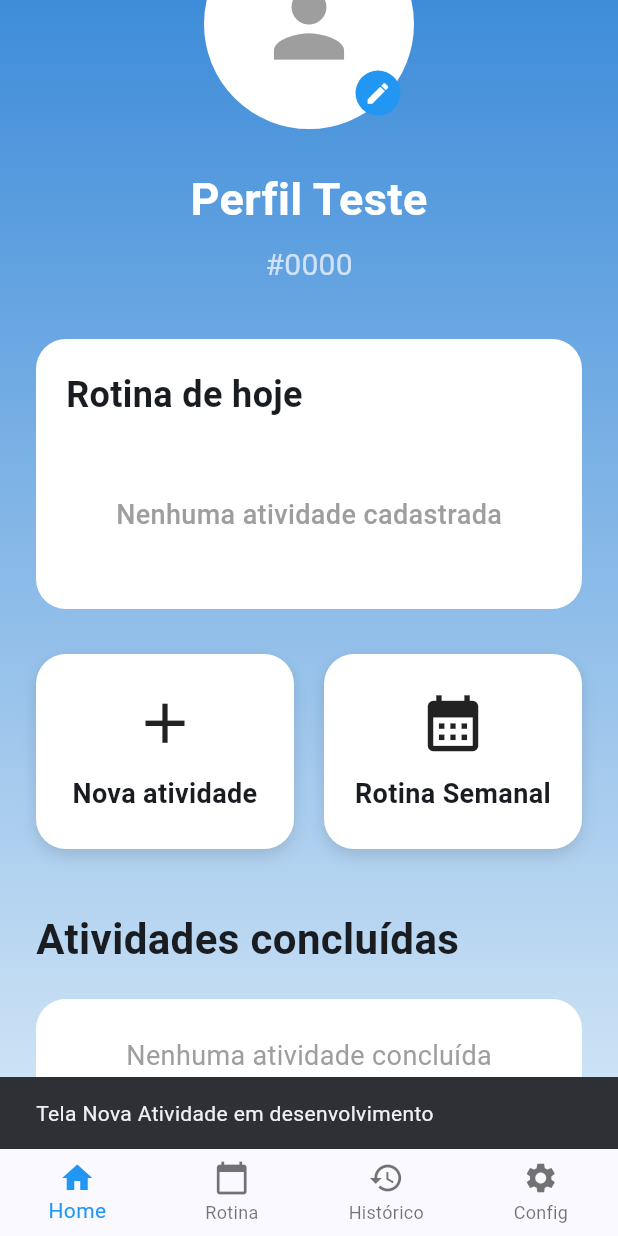
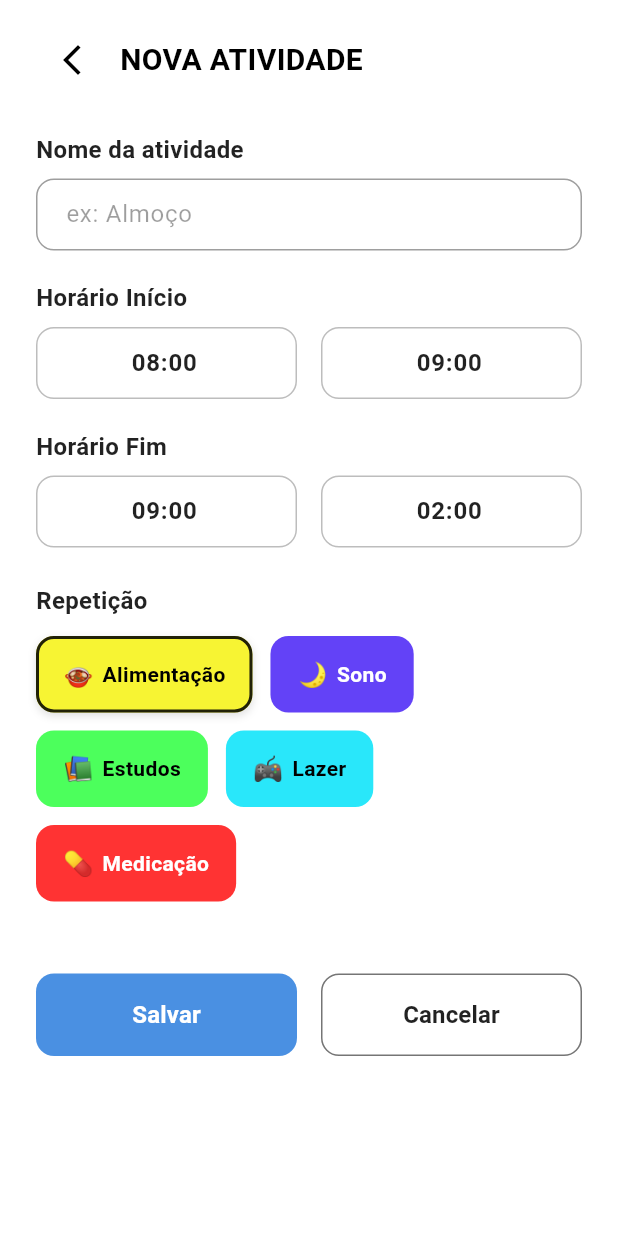
Before and after one commit to robertcalcantara/KidsRoutineapp, a Flutter app: the TelaHome screen opened by its route, scrolled down 187 dp, after a tap on "Nova atividade", on a phone screen of 412 x 824 dp. Run offline on Flutter 3.47's test engine with Material 3 defaults, Android fonts, the phone set to English and light mode, and no system bars; our stand-ins replace flutter_secure_storage, image_picker, pdf, printing; accounts and stored records are empty.

Commit message:
feat: implementa navegacao para a tela de nova atividade na home

```diff
--- a/lib/main.dart
+++ b/lib/main.dart
@@ -5,6 +5,7 @@ import 'tela_recuperar_senha.dart';
 import 'tela_home.dart';
 import 'tela_historico.dart';
 import 'tela_configuracoes.dart';
+import 'tela_nova_atividade.dart';
 
 void main() {
   runApp(
@@ -30,26 +31,22 @@ class KidsRoutineApp extends StatelessWidget {
       initialRoute: '/',
       routes: {
         // LOGIN
-        '/': (context) =>
-            const TelaLogin(),
+        '/': (context) => const TelaLogin(),
         // CADASTRO
-        '/cadastro': (context) =>
-            const TelaCadastro(),
+        '/cadastro': (context) => const TelaCadastro(),
         // RECUPERAR SENHA
-        '/recuperar-senha': (context) =>
-            const TelaRecuperarSenha(),
+        '/recuperar-senha': (context) => const TelaRecuperarSenha(),
         // HOME
-        '/home': (context) =>
-            const TelaHome(
+        '/home': (context) => const TelaHome(
               nomeCrianca: 'Perfil Teste',
               idCrianca: '#0000',
             ),
         // HISTÓRICO
-        '/historico': (context) =>
-            const TelaHistorico(),
+        '/historico': (context) => const TelaHistorico(),
         // CONFIGURAÇÕES
-        '/configuracoes': (context) =>
-            const TelaConfiguracoes(),
+        '/configuracoes': (context) => const TelaConfiguracoes(),
+        // NOVA ATIVIDADE
+        '/nova-atividade': (context) => const NovaAtividadeScreen(),
       },
     );
   }
--- a/lib/tela_home.dart
+++ b/lib/tela_home.dart
@@ -371,17 +371,9 @@ class _TelaHomeState extends State<TelaHome> {
                           child: botaoHome(
                             icone: Icons.add,
                             texto: 'Nova atividade',
-
                             onTap: () {
-                              ScaffoldMessenger.of(
-                                      context)
-                                  .showSnackBar(
-                                const SnackBar(
-                                  content: Text(
-                                    'Tela Nova Atividade em desenvolvimento',
-                                  ),
-                                ),
-                              );
+                              // MODIFICADO: Agora abre a sua nova tela usando a rota cadastrada no main.dart
+                              Navigator.pushNamed(context, '/nova-atividade');
                             },
                           ),
                         ),
--- /dev/null
+++ b/lib/tela_nova_atividade.dart
@@ -0,0 +1,240 @@
+import 'package:flutter/material.dart';
+
+class NovaAtividadeScreen extends StatefulWidget {
+  const NovaAtividadeScreen({super.key});
+
+  @override
+  State<NovaAtividadeScreen> createState() => _NovaAtividadeScreenState();
+}
+
+class _NovaAtividadeScreenState extends State<NovaAtividadeScreen> {
+  final TextEditingController _nomeController = TextEditingController();
+
+  // Ajustado os valores padrão para bater com o layout da imagem (Hora e Minuto separados)
+  final TextEditingController _inicioHoraController = TextEditingController(text: '08:00');
+  final TextEditingController _inicioMinController = TextEditingController(text: '09:00');
+  final TextEditingController _fimHoraController = TextEditingController(text: '09:00');
+  final TextEditingController _fimMinController = TextEditingController(text: '02:00');
+
+  // Controle da categoria selecionada (Repetição)
+  String _categoriaSelecionada = 'Alimentação';
+
+  @override
+  Widget build(BuildContext context) {
+    return Scaffold(
+      backgroundColor: Colors.white,
+      body: SafeArea(
+        child: SingleChildScrollView(
+          padding: const EdgeInsets.symmetric(horizontal: 24.0, vertical: 16.0),
+          child: Column(
+            crossAxisAlignment: CrossAxisAlignment.start,
+            children: [
+              // Header com botão voltar e título
+              Row(
+                children: [
+                  IconButton(
+                    icon: const Icon(Icons.arrow_back_ios_new, color: Colors.black, size: 24),
+                    onPressed: () {
+                      Navigator.pop(context); // Volta para a tela anterior (Home)
+                    },
+                  ),
+                  const SizedBox(width: 8),
+                  const Text(
+                    'NOVA ATIVIDADE',
+                    style: TextStyle(
+                      fontSize: 20,
+                      fontWeight: FontWeight.bold,
+                      color: Colors.black,
+                    ),
+                  ),
+                ],
+              ),
+              const SizedBox(height: 24),
+
+              // Nome da Atividade
+              const Text(
+                'Nome da atividade',
+                style: TextStyle(fontSize: 16, fontWeight: FontWeight.bold, color: Colors.black87),
+              ),
+              const SizedBox(height: 8),
+              TextField(
+                controller: _nomeController,
+                decoration: InputDecoration(
+                  hintText: 'ex: Almoço',
+                  hintStyle: const TextStyle(color: Colors.black38),
+                  contentPadding: const EdgeInsets.symmetric(horizontal: 16, vertical: 12),
+                  border: OutlineInputBorder(
+                    borderRadius: BorderRadius.circular(12),
+                    borderSide: const BorderSide(color: Colors.grey),
+                  ),
+                  enabledBorder: OutlineInputBorder(
+                    borderRadius: BorderRadius.circular(12),
+                    borderSide: const BorderSide(color: Colors.grey),
+                  ),
+                ),
+              ),
+              const SizedBox(height: 20),
+
+              // Horário Início
+              const Text(
+                'Horário Início',
+                style: TextStyle(fontSize: 16, fontWeight: FontWeight.bold, color: Colors.black87),
+              ),
+              const SizedBox(height: 8),
+              Row(
+                children: [
+                  Expanded(child: _buildTimeField(_inicioHoraController)),
+                  const SizedBox(width: 16),
+                  Expanded(child: _buildTimeField(_inicioMinController)),
+                ],
+              ),
+              const SizedBox(height: 20),
+
+              // Horário Fim
+              const Text(
+                'Horário Fim',
+                style: TextStyle(fontSize: 16, fontWeight: FontWeight.bold, color: Colors.black87),
+              ),
+              const SizedBox(height: 8),
+              Row(
+                children: [
+                  Expanded(child: _buildTimeField(_fimHoraController)),
+                  const SizedBox(width: 16),
+                  Expanded(child: _buildTimeField(_fimMinController)),
+                ],
+              ),
+              const SizedBox(height: 24),
+
+              // Seção de Repetição / Categorias
+              const Text(
+                'Repetição',
+                style: TextStyle(fontSize: 16, fontWeight: FontWeight.bold, color: Colors.black87),
+              ),
+              const SizedBox(height: 12),
+
+              // Grid dinâmico dos botões de categoria
+              Wrap(
+                spacing: 12,
+                runSpacing: 12,
+                children: [
+                  _buildCategoryButton('Alimentação', '🍲', const Color(0xFFF7F433), Colors.black),
+                  _buildCategoryButton('Sono', '🌙', const Color(0xFF6342F7), Colors.white),
+                  _buildCategoryButton('Estudos', '📚', const Color(0xFF4CFF5C), Colors.black),
+                  _buildCategoryButton('Lazer', '🎮', const Color(0xFF29E7FA), Colors.black),
+                  _buildCategoryButton('Medicação', '💊', const Color(0xFFFF3333), Colors.white),
+                ],
+              ),
+              const SizedBox(height: 48),
+
+              // Botões inferiores (Salvar e Cancelar)
+              Row(
+                children: [
+                  Expanded(
+                    child: ElevatedButton(
+                      onPressed: () {
+                        // Código para salvar a atividade futuramente
+                      },
+                      style: ElevatedButton.styleFrom(
+                        backgroundColor: const Color(0xFF4A90E2),
+                        padding: const EdgeInsets.symmetric(vertical: 16),
+                        shape: RoundedRectangleBorder(
+                          borderRadius: BorderRadius.circular(12),
+                        ),
+                        elevation: 0,
+                      ),
+                      child: const Text(
+                        'Salvar',
+                        style: TextStyle(fontSize: 16, fontWeight: FontWeight.bold, color: Colors.white),
+                      ),
+                    ),
+                  ),
+                  const SizedBox(width: 16),
+                  Expanded(
+                    child: OutlinedButton(
+                      onPressed: () {
+                        Navigator.pop(context); // Cancela e volta para a Home
+                      },
+                      style: OutlinedButton.styleFrom(
+                        padding: const EdgeInsets.symmetric(vertical: 16),
+                        side: const BorderSide(color: Colors.black54, width: 1),
+                        shape: RoundedRectangleBorder(
+                          borderRadius: BorderRadius.circular(12),
+                        ),
+                      ),
+                      child: const Text(
+                        'Cancelar',
+                        style: TextStyle(fontSize: 16, fontWeight: FontWeight.bold, color: Colors.black87),
+                      ),
+                    ),
+                  ),
+                ],
+              ),
+            ],
+          ),
+        ),
+      ),
+    );
+  }
+
+  // Helper para construir os inputs de hora
+  Widget _buildTimeField(TextEditingController controller) {
+    return TextField(
+      controller: controller,
+      textAlign: TextAlign.center,
+      style: const TextStyle(fontWeight: FontWeight.bold, color: Colors.black87),
+      decoration: InputDecoration(
+        contentPadding: const EdgeInsets.symmetric(vertical: 12),
+        border: OutlineInputBorder(
+          borderRadius: BorderRadius.circular(12),
+          borderSide: const BorderSide(color: Colors.black26),
+        ),
+        enabledBorder: OutlineInputBorder(
+          borderRadius: BorderRadius.circular(12),
+          borderSide: const BorderSide(color: Colors.black26),
+        ),
+      ),
+    );
+  }
+
+  // Helper para construir os botões de categoria com mudança de estado sutil
+  Widget _buildCategoryButton(String label, String emoji, Color backgroundColor, Color textColor) {
+    final isSelected = _categoriaSelecionada == label;
+
+    return InkWell(
+      onTap: () {
+        setState(() {
+          _categoriaSelecionada = label;
+        });
+      },
+      child: AnimatedContainer(
+        duration: const Duration(milliseconds: 150),
+        padding: const EdgeInsets.symmetric(horizontal: 16, vertical: 12),
+        decoration: BoxDecoration(
+          color: backgroundColor,
+          borderRadius: BorderRadius.circular(12),
+          // Aplica uma borda preta nítida quando selecionado, respeitando o estilo da imagem original
+          border: Border.all(
+            color: isSelected ? Colors.black87 : Colors.transparent,
+            width: 2,
+          ),
+          boxShadow: isSelected ? [const BoxShadow(color: Colors.black12, blurRadius: 4, offset: Offset(0, 2))] : [],
+        ),
+        child: Row(
+          mainAxisSize: MainAxisSize.min,
+          children: [
+            Text(emoji, style: const TextStyle(fontSize: 16)),
+            const SizedBox(width: 6),
+            Text(
+              label,
+              style: TextStyle(
+                color: textColor,
+                fontWeight: FontWeight.bold,
+                fontSize: 14,
+              ),
+            ),
+          ],
+        ),
+      ),
+    );
+  }
+}
```
Also changed, not shown: 1 other file.
